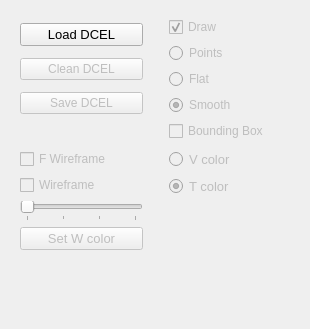
Old version of the form cg3/viewer/managers/dcel_manager/dcel_manager.ui in the repository cg3hci/cg3lib.
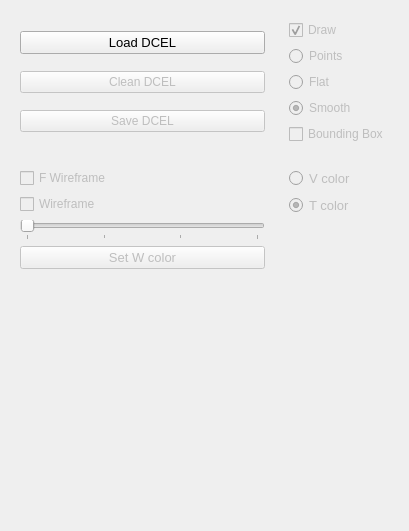
New version of the form.

Diff of the .ui file:
```diff
--- a/cg3/viewer/managers/dcel_manager/dcel_manager.ui
+++ b/cg3/viewer/managers/dcel_manager/dcel_manager.ui
@@ -6,8 +6,8 @@
    <rect>
     <x>0</x>
     <y>0</y>
-    <width>310</width>
-    <height>329</height>
+    <width>409</width>
+    <height>531</height>
    </rect>
   </property>
   <property name="windowTitle">
@@ -19,15 +19,115 @@
   <property name="frameShadow">
    <enum>QFrame::Raised</enum>
   </property>
+  <layout class="QGridLayout" name="gridLayout_5">
+   <item row="0" column="0">
+    <widget class="QFrame" name="frame1">
+     <layout class="QGridLayout" name="gridLayout_3">
+      <item row="0" column="0">
+       <widget class="QPushButton" name="loadDcelButton">
+        <property name="font">
+         <font>
+          <pointsize>10</pointsize>
+         </font>
+        </property>
+        <property name="text">
+         <string>Load DCEL</string>
+        </property>
+       </widget>
+      </item>
+      <item row="1" column="0">
+       <widget class="QPushButton" name="cleanDcelButton">
+        <property name="enabled">
+         <bool>false</bool>
+        </property>
+        <property name="text">
+         <string>Clean DCEL</string>
+        </property>
+       </widget>
+      </item>
+      <item row="2" column="0">
+       <widget class="QPushButton" name="saveDcelButton">
+        <property name="enabled">
+         <bool>false</bool>
+        </property>
+        <property name="text">
+         <string>Save DCEL</string>
+        </property>
+       </widget>
+      </item>
+     </layout>
+    </widget>
+   </item>
+   <item row="0" column="1">
+    <widget class="QFrame" name="frame2">
+     <layout class="QGridLayout" name="gridLayout_4">
+      <item row="0" column="0">
+       <widget class="QCheckBox" name="drawDcelCheckBox">
+        <property name="enabled">
+         <bool>false</bool>
+        </property>
+        <property name="text">
+         <string>Draw</string>
+        </property>
+        <property name="checked">
+         <bool>true</bool>
+        </property>
+       </widget>
+      </item>
+      <item row="1" column="0">
+       <widget class="QRadioButton" name="pointsDcelRadioButton">
+        <property name="enabled">
+         <bool>false</bool>
+        </property>
+        <property name="text">
+         <string>Points</string>
+        </property>
+        <property name="checked">
+         <bool>false</bool>
+        </property>
+       </widget>
+      </item>
+      <item row="2" column="0">
+       <widget class="QRadioButton" name="flatDcelRadioButton">
+        <property name="enabled">
+         <bool>false</bool>
+        </property>
+        <property name="text">
+         <string>Flat</string>
+        </property>
+        <property name="checked">
+         <bool>false</bool>
+        </property>
+       </widget>
+      </item>
+      <item row="3" column="0">
+       <widget class="QRadioButton" name="smoothDcelRadioButton">
+        <property name="enabled">
+         <bool>false</bool>
+        </property>
+        <property name="text">
+         <string>Smooth</string>
+        </property>
+        <property name="checked">
+         <bool>true</bool>
+        </property>
+       </widget>
+      </item>
+      <item row="4" column="0">
+       <widget class="QCheckBox" name="boundingBoxCheckBox">
+        <property name="enabled">
+         <bool>false</bool>
+        </property>
+        <property name="text">
+         <string>Bounding Box</string>
+        </property>
+       </widget>
+      </item>
+     </layout>
+    </widget>
+   </item>
+   <item row="1" column="0">
   <widget class="QFrame" name="frame3">
-   <property name="geometry">
-    <rect>
-     <x>11</x>
-     <y>140</y>
-     <width>141</width>
-     <height>161</height>
-    </rect>
-   </property>
    <property name="frameShape">
     <enum>QFrame::NoFrame</enum>
    </property>
@@ -125,133 +225,9 @@
     </item>
    </layout>
   </widget>
-  <widget class="QFrame" name="frame2">
-   <property name="geometry">
-    <rect>
-     <x>160</x>
-     <y>8</y>
-     <width>141</width>
-     <height>142</height>
-    </rect>
-   </property>
-   <layout class="QGridLayout" name="gridLayout_4">
-    <item row="0" column="0">
-     <widget class="QCheckBox" name="drawDcelCheckBox">
-      <property name="enabled">
-       <bool>false</bool>
-      </property>
-      <property name="text">
-       <string>Draw</string>
-      </property>
-      <property name="checked">
-       <bool>true</bool>
-      </property>
-     </widget>
-    </item>
-    <item row="1" column="0">
-     <widget class="QRadioButton" name="pointsDcelRadioButton">
-      <property name="enabled">
-       <bool>false</bool>
-      </property>
-      <property name="text">
-       <string>Points</string>
-      </property>
-      <property name="checked">
-       <bool>false</bool>
-      </property>
-     </widget>
-    </item>
-    <item row="2" column="0">
-     <widget class="QRadioButton" name="flatDcelRadioButton">
-      <property name="enabled">
-       <bool>false</bool>
-      </property>
-      <property name="text">
-       <string>Flat</string>
-      </property>
-      <property name="checked">
-       <bool>false</bool>
-      </property>
-     </widget>
-    </item>
-    <item row="3" column="0">
-     <widget class="QRadioButton" name="smoothDcelRadioButton">
-      <property name="enabled">
-       <bool>false</bool>
-      </property>
-      <property name="text">
-       <string>Smooth</string>
-      </property>
-      <property name="checked">
-       <bool>true</bool>
-      </property>
-     </widget>
-    </item>
-    <item row="4" column="0">
-     <widget class="QCheckBox" name="boundingBoxCheckBox">
-      <property name="enabled">
-       <bool>false</bool>
-      </property>
-      <property name="text">
-       <string>Bounding Box</string>
-      </property>
-     </widget>
-    </item>
-   </layout>
-  </widget>
-  <widget class="QFrame" name="frame1">
-   <property name="geometry">
-    <rect>
-     <x>11</x>
-     <y>8</y>
-     <width>141</width>
-     <height>121</height>
-    </rect>
-   </property>
-   <layout class="QGridLayout" name="gridLayout_3">
-    <item row="0" column="0">
-     <widget class="QPushButton" name="loadDcelButton">
-      <property name="font">
-       <font>
-        <pointsize>10</pointsize>
-       </font>
-      </property>
-      <property name="text">
-       <string>Load DCEL</string>
-      </property>
-     </widget>
-    </item>
-    <item row="1" column="0">
-     <widget class="QPushButton" name="cleanDcelButton">
-      <property name="enabled">
-       <bool>false</bool>
-      </property>
-      <property name="text">
-       <string>Clean DCEL</string>
-      </property>
-     </widget>
-    </item>
-    <item row="2" column="0">
-     <widget class="QPushButton" name="saveDcelButton">
-      <property name="enabled">
-       <bool>false</bool>
-      </property>
-      <property name="text">
-       <string>Save DCEL</string>
-      </property>
-     </widget>
-    </item>
-   </layout>
-  </widget>
+   </item>
+   <item row="1" column="1">
   <widget class="QFrame" name="frame4">
-   <property name="geometry">
-    <rect>
-     <x>160</x>
-     <y>140</y>
-     <width>141</width>
-     <height>161</height>
-    </rect>
-   </property>
    <layout class="QGridLayout" name="gridLayout_2">
     <item row="2" column="0">
      <widget class="QRadioButton" name="triangleColorDcelRadioButton">
@@ -304,6 +280,8 @@
     </item>
    </layout>
   </widget>
+   </item>
+  </layout>
  </widget>
  <resources/>
  <connections/>
```
Lines whose indentation alone changed are shown as unchanged.
